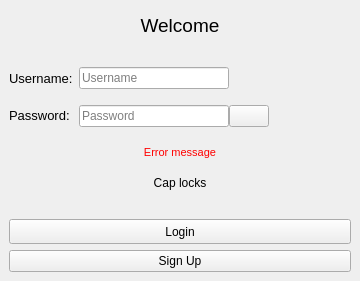
First picture: the form in ui/login.ui, repository VicMbugua/TaskManagementSystem, before the edit.
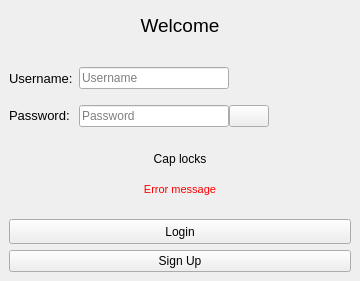
Second picture: the form after the edit. Icons and pictures are not drawn.

What changed in the file:
```diff
--- a/ui/login.ui
+++ b/ui/login.ui
@@ -210,6 +210,16 @@
       </item>
      </layout>
     </item>
+    <item>
+     <widget class="QLabel" name="caps_lock">
+      <property name="text">
+       <string>Cap locks</string>
+      </property>
+      <property name="alignment">
+       <set>Qt::AlignCenter</set>
+      </property>
+     </widget>
+    </item>
     <item>
      <widget class="QLabel" name="error_message">
       <property name="sizePolicy">
@@ -240,16 +250,6 @@
       </property>
      </widget>
     </item>
-    <item>
-     <widget class="QLabel" name="caps_lock">
-      <property name="text">
-       <string>Cap locks</string>
-      </property>
-      <property name="alignment">
-       <set>Qt::AlignCenter</set>
-      </property>
-     </widget>
-    </item>
     <item>
      <spacer name="verticalSpacer_2">
       <property name="orientation">
```
